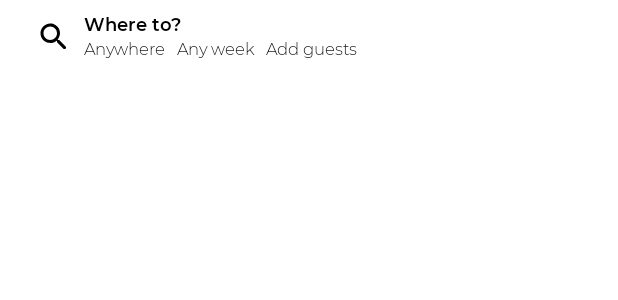
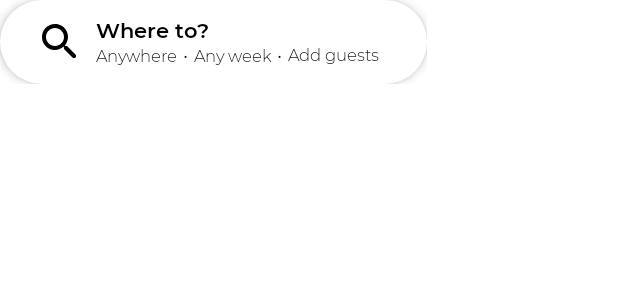
Before and after one commit to dots-1231/AirbnbClone, an Android app built with Jetpack Compose: the @Preview function SearchPreview, on a phone screen of 412 x 824 dp. Shown: the top 300 px of the screen. Run offline under Robolectric (Android 15) with nearby library versions, the phone set to English and light mode, and no system bars.

Commit message:
implement ui bar for search bar, integrate with scaffold on home screen

```diff
--- a/app/src/main/java/com/example/airbnbclone/ui/components/search/Search.kt
+++ b/app/src/main/java/com/example/airbnbclone/ui/components/search/Search.kt
@@ -1,8 +1,11 @@
 package com.example.airbnbclone.ui.components.search
 
+import androidx.compose.foundation.layout.Box
 import androidx.compose.foundation.layout.Column
 import androidx.compose.foundation.layout.Row
+import androidx.compose.foundation.layout.fillMaxSize
 import androidx.compose.foundation.layout.padding
+import androidx.compose.foundation.layout.size
 import androidx.compose.foundation.shape.RoundedCornerShape
 import androidx.compose.material.icons.Icons
 import androidx.compose.material.icons.rounded.Search
@@ -13,6 +16,7 @@ import androidx.compose.material3.Text
 import androidx.compose.runtime.Composable
 import androidx.compose.ui.Alignment
 import androidx.compose.ui.Modifier
+import androidx.compose.ui.draw.shadow
 import androidx.compose.ui.graphics.vector.ImageVector
 import androidx.compose.ui.tooling.preview.Preview
 import androidx.compose.ui.unit.dp
@@ -22,51 +26,40 @@ import com.example.airbnbclone.ui.theme.spacing
 
 @Composable
 fun Search(
+    modifier: Modifier = Modifier,
     title: String,
     location: String,
     dates: String,
     guests: String,
-    searchIcon: ImageVector
+    searchIcon: ImageVector = Icons.Rounded.Search
 ) {
     AirbnbCloneTheme {
         Button(
-            modifier = Modifier.padding(),
+            modifier = modifier.shadow(4.dp, shape = RoundedCornerShape(32.dp)),
             onClick = { /*TODO*/ },
-            shape = RoundedCornerShape(24.dp)
+            shape = RoundedCornerShape(32.dp)
         ) {
             Row(
                 verticalAlignment = Alignment.CenterVertically
             ) {
                 Icon(
-                    modifier = Modifier.padding(
-                        end = MaterialTheme.spacing.small4,
-                    ),
+                    modifier = Modifier
+                        .size(40.dp)
+                        .padding(
+                            end = MaterialTheme.spacing.small4,
+                        )
+                    ,
                     imageVector = searchIcon,
                     contentDescription = "search icon"
                 )
                 Column {
-                    Text(text = title, style = MaterialTheme.typography.labelMedium)
+                    Text(text = title, style = MaterialTheme.typography.labelLarge)
                     Row(
-                        modifier = Modifier.padding(top = MaterialTheme.spacing.small2)
+                        modifier = Modifier.padding(top = MaterialTheme.spacing.small1)
                     ) {
-                        Text(
-                            modifier = Modifier
-                                .padding(end = MaterialTheme.spacing.small4),
-                            text = location,
-                            style = MaterialTheme.typography.labelSmall.light
-                        )
-                        Text(
-                            modifier = Modifier
-                                .padding(end = MaterialTheme.spacing.small4),
-                            text = dates,
-                            style = MaterialTheme.typography.labelSmall.light
-                        )
-                        Text(
-                            modifier = Modifier
-                                .padding(end = MaterialTheme.spacing.small4),
-                            text = guests,
-                            style = MaterialTheme.typography.labelSmall.light
-                        )
+                        SearchSubHeaderText(text = location)
+                        SearchSubHeaderText(text = dates)
+                        SearchSubHeaderText(text = guests, showSeparator = false)
                     }
                 }
             }
@@ -75,9 +68,34 @@ fun Search(
 
 }
 
-@Preview(
+@Composable
+private fun SearchSubHeaderText(
+    modifier: Modifier = Modifier,
+    text: String,
+    showSeparator: Boolean = true
+) {
+    Row(
+        modifier = modifier,
+        verticalAlignment = Alignment.CenterVertically
+    ) {
+        Text(
+            text = text,
+            style = MaterialTheme.typography.labelSmall.light
+        )
+        Box(
+            modifier = Modifier.padding(horizontal = MaterialTheme.spacing.small3),
+            contentAlignment = Alignment.Center
+        ) {
+            if (showSeparator) {
+                Text("•", style = MaterialTheme.typography.labelMedium.light)
+            }
 
-)
+        }
+
+    }
+}
+
+@Preview
 @Composable
 fun SearchPreview() {
     AirbnbCloneTheme {
```
Also changed, not shown: app/src/main/java/com/example/airbnbclone/MainActivity.kt (+2 -6 lines), app/src/main/java/com/example/airbnbclone/ui/screen/HomeSreen.kt (added, +55 -0 lines).
